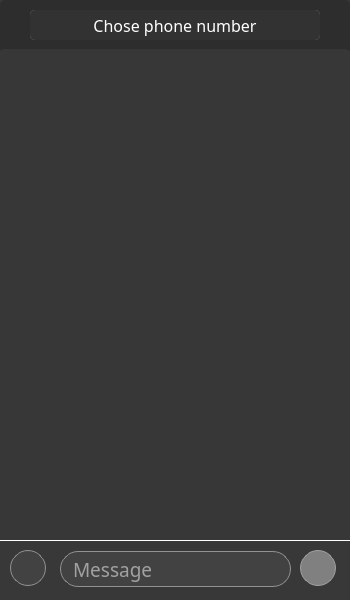
Qt form PhoneManagerGUI/ui/chat.ui (tarashunchak/PhoneCompanyManager) before a commit.
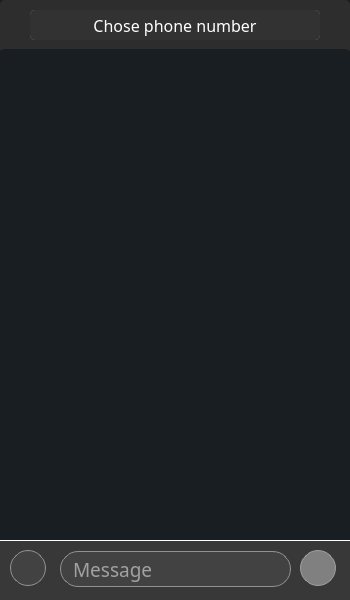
The same form after that commit.

Diff of the .ui file:
```diff
--- a/PhoneManagerGUI/ui/chat.ui
+++ b/PhoneManagerGUI/ui/chat.ui
@@ -18,7 +18,7 @@
   </property>
   <property name="styleSheet">
    <string notr="true">color:white;
-background-color:rgb(55, 55, 55);
+background-color:rgb(25, 30, 35);
 border-radius:5px;
 font-family:Robotic;</string>
   </property>
```
